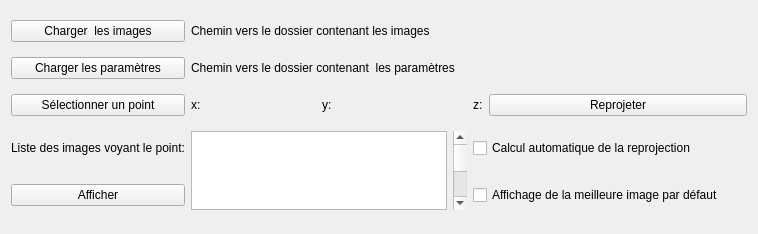
This is q3D2Ddlg.ui in IdeGelis/q3D2D as Qt 5 draws it before an edit. The edited form follows.
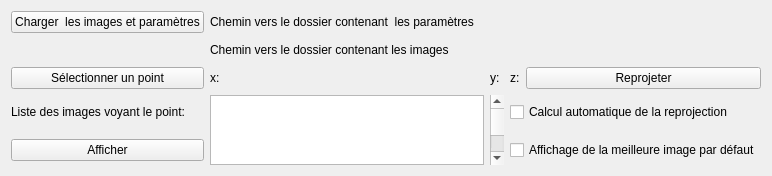
This is the edited form.

Commit message: Debut de la procedure de chargement des dossiers d'image et de paramètres

```diff
--- a/q3D2Ddlg.ui
+++ b/q3D2Ddlg.ui
@@ -6,22 +6,15 @@
    <rect>
     <x>0</x>
     <y>0</y>
-    <width>758</width>
-    <height>234</height>
+    <width>727</width>
+    <height>176</height>
    </rect>
   </property>
   <property name="windowTitle">
    <string>3D2D</string>
   </property>
   <layout class="QGridLayout" name="gridLayout">
-   <item row="2" column="4">
-    <widget class="QLabel" name="z">
-     <property name="text">
-      <string>z:</string>
-     </property>
-    </widget>
-   </item>
-   <item row="2" column="5">
+   <item row="3" column="5">
     <widget class="QPushButton" name="push_reproj">
      <property name="text">
       <string>Reprojeter</string>
@@ -37,131 +30,134 @@
      </property>
     </widget>
    </item>
-   <item row="1" column="5">
-    <spacer name="horizontalSpacer_4">
-     <property name="orientation">
-      <enum>Qt::Horizontal</enum>
-     </property>
-     <property name="sizeHint" stdset="0">
-      <size>
-       <width>40</width>
-       <height>20</height>
-      </size>
-     </property>
-    </spacer>
-   </item>
-   <item row="2" column="0">
-    <widget class="QPushButton" name="push_slctPt">
-     <property name="text">
-      <string>Sélectionner un point</string>
-     </property>
-     <property name="autoDefault">
-      <bool>false</bool>
-     </property>
-    </widget>
-   </item>
    <item row="4" column="0">
-    <widget class="QPushButton" name="push_display">
-     <property name="text">
-      <string>Afficher</string>
-     </property>
-     <property name="autoDefault">
-      <bool>false</bool>
-     </property>
-    </widget>
-   </item>
-   <item row="3" column="4" colspan="2">
-    <widget class="QCheckBox" name="checkBox_autoReproj">
-     <property name="text">
-      <string>Calcul automatique de la reprojection</string>
-     </property>
-    </widget>
-   </item>
-   <item row="2" column="1">
-    <widget class="QLabel" name="x">
-     <property name="text">
-      <string>x:</string>
-     </property>
-    </widget>
-   </item>
-   <item row="3" column="0">
     <widget class="QLabel" name="label_5">
      <property name="text">
       <string>Liste des images voyant le point:</string>
      </property>
     </widget>
    </item>
-   <item row="3" column="3" rowspan="2">
+   <item row="4" column="1" rowspan="2" colspan="2">
+    <widget class="QListView" name="listImg"/>
+   </item>
+   <item row="4" column="3" rowspan="2">
     <widget class="QScrollBar" name="verticalScrollBar">
      <property name="orientation">
       <enum>Qt::Vertical</enum>
      </property>
     </widget>
    </item>
-   <item row="4" column="4" colspan="2">
-    <widget class="QCheckBox" name="checkBox_BestImg">
-     <property name="text">
-      <string>Affichage de la meilleure image par défaut</string>
-     </property>
-    </widget>
-   </item>
-   <item row="0" column="0">
-    <widget class="QPushButton" name="push_loadImg">
-     <property name="text">
-      <string>Charger  les images</string>
-     </property>
-     <property name="autoDefault">
-      <bool>false</bool>
-     </property>
-    </widget>
-   </item>
-   <item row="2" column="2">
-    <widget class="QLabel" name="y">
-     <property name="text">
-      <string>y:</string>
-     </property>
-    </widget>
-   </item>
-   <item row="1" column="0">
-    <widget class="QPushButton" name="push_params">
-     <property name="text">
-      <string>Charger les paramètres</string>
-     </property>
-     <property name="autoDefault">
-      <bool>false</bool>
-     </property>
-    </widget>
-   </item>
-   <item row="0" column="5">
-    <spacer name="horizontalSpacer_3">
-     <property name="orientation">
-      <enum>Qt::Horizontal</enum>
-     </property>
-     <property name="sizeHint" stdset="0">
-      <size>
-       <width>40</width>
-       <height>20</height>
-      </size>
-     </property>
-    </spacer>
-   </item>
-   <item row="3" column="1" rowspan="2" colspan="2">
-    <widget class="QListView" name="listImg"/>
-   </item>
-   <item row="1" column="1" colspan="4">
+   <item row="0" column="1">
     <widget class="QLabel" name="label_6">
      <property name="text">
       <string>Chemin vers le dossier contenant  les paramètres </string>
      </property>
     </widget>
    </item>
-   <item row="0" column="1" colspan="4">
+   <item row="1" column="5">
+    <spacer name="horizontalSpacer_4">
+     <property name="orientation">
+      <enum>Qt::Horizontal</enum>
+     </property>
+     <property name="sizeHint" stdset="0">
+      <size>
+       <width>40</width>
+       <height>20</height>
+      </size>
+     </property>
+    </spacer>
+   </item>
+   <item row="0" column="5">
+    <spacer name="horizontalSpacer_3">
+     <property name="orientation">
+      <enum>Qt::Horizontal</enum>
+     </property>
+     <property name="sizeHint" stdset="0">
+      <size>
+       <width>40</width>
+       <height>20</height>
+      </size>
+     </property>
+    </spacer>
+   </item>
+   <item row="0" column="0">
+    <widget class="QPushButton" name="push_load">
+     <property name="sizePolicy">
+      <sizepolicy hsizetype="Minimum" vsizetype="Minimum">
+       <horstretch>0</horstretch>
+       <verstretch>0</verstretch>
+      </sizepolicy>
+     </property>
+     <property name="text">
+      <string>Charger  les images et paramètres</string>
+     </property>
+     <property name="autoDefault">
+      <bool>false</bool>
+     </property>
+    </widget>
+   </item>
+   <item row="5" column="4" colspan="2">
+    <widget class="QCheckBox" name="checkBox_BestImg">
+     <property name="text">
+      <string>Affichage de la meilleure image par défaut</string>
+     </property>
+    </widget>
+   </item>
+   <item row="3" column="0">
+    <widget class="QPushButton" name="push_slctPt">
+     <property name="text">
+      <string>Sélectionner un point</string>
+     </property>
+     <property name="autoDefault">
+      <bool>false</bool>
+     </property>
+    </widget>
+   </item>
+   <item row="3" column="4">
+    <widget class="QLabel" name="z">
+     <property name="text">
+      <string>z:</string>
+     </property>
+    </widget>
+   </item>
+   <item row="3" column="1">
+    <widget class="QLabel" name="x">
+     <property name="text">
+      <string>x:</string>
+     </property>
+    </widget>
+   </item>
+   <item row="4" column="4" colspan="2">
+    <widget class="QCheckBox" name="checkBox_autoReproj">
+     <property name="text">
+      <string>Calcul automatique de la reprojection</string>
+     </property>
+    </widget>
+   </item>
+   <item row="5" column="0">
+    <widget class="QPushButton" name="push_display">
+     <property name="text">
+      <string>Afficher</string>
+     </property>
+     <property name="autoDefault">
+      <bool>false</bool>
+     </property>
+    </widget>
+   </item>
+   <item row="1" column="1">
     <widget class="QLabel" name="label">
      <property name="text">
       <string>Chemin vers le dossier contenant les images </string>
      </property>
     </widget>
    </item>
+   <item row="3" column="3">
+    <widget class="QLabel" name="y">
+     <property name="text">
+      <string>y:</string>
+     </property>
+    </widget>
+   </item>
   </layout>
  </widget>
  <resources/>
```
Left out of the diff: 3 changed lines with no effect on the pictures. The commit also changes 5 other files.
